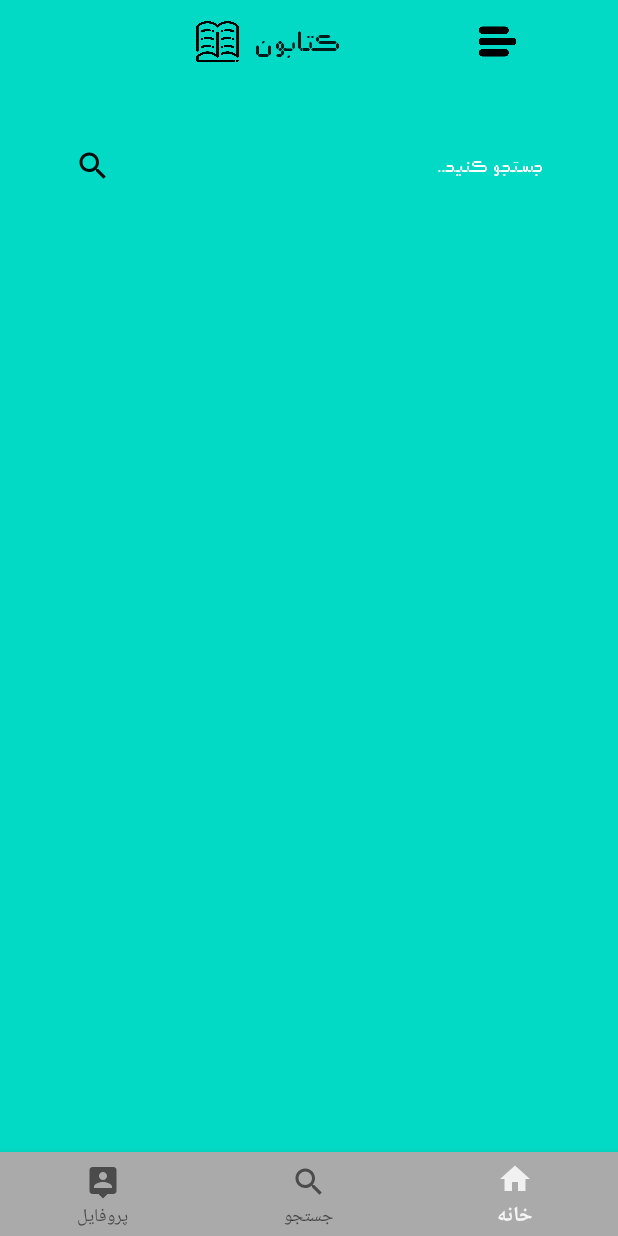
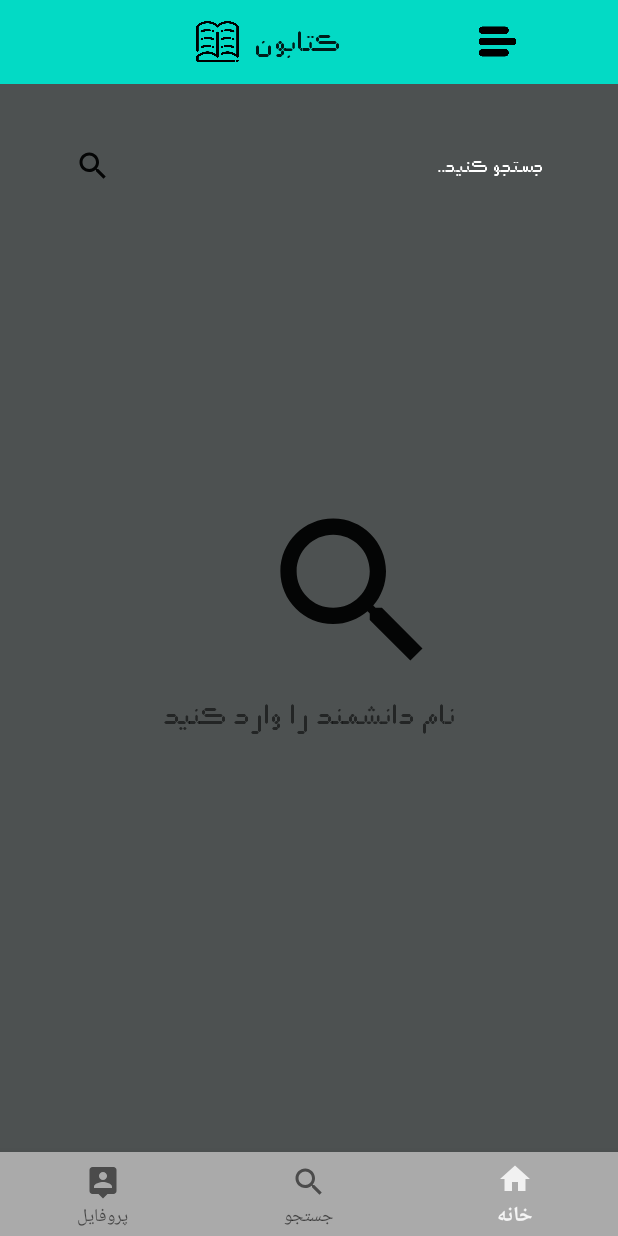
Before and after one commit to AmirMahdi-Novinfar/ScientistProject, an Android app: the fragment Searchefragment placed in its activity, on a phone screen of 412 x 824 dp. Run offline under Robolectric (Android 15) with nearby library versions, the phone set to English and light mode, and no system bars; our stand-ins replace CircleImageView, Picasso; libraries missing offline, so code that uses them is left out: com.duolingo.open, com.sdsmdg.tastytoast; network calls fail; 6 statements that could not run were skipped.

Commit message:
Configure_searchfragment

```diff
--- a/app/src/main/java/com/example/ketaboon/fragment/Searchefragment.java
+++ b/app/src/main/java/com/example/ketaboon/fragment/Searchefragment.java
@@ -1,22 +1,106 @@
 package com.example.ketaboon.fragment;
 
 import android.os.Bundle;
+import android.text.Editable;
+import android.text.TextWatcher;
 import android.view.LayoutInflater;
 import android.view.View;
 import android.view.ViewGroup;
+import android.widget.EditText;
+import android.widget.LinearLayout;
 
 import androidx.annotation.Nullable;
 import androidx.fragment.app.Fragment;
+import androidx.recyclerview.widget.LinearLayoutManager;
+import androidx.recyclerview.widget.RecyclerView;
 
+import com.example.ketaboon.Database.Database;
 import com.example.ketaboon.R;
+import com.example.ketaboon.adaptor.AdapterRecyclerview;
+import com.example.ketaboon.model.Person;
+
+import java.util.ArrayList;
+import java.util.List;
 
 public class Searchefragment extends Fragment {
 
+    EditText txt_search;
+    RecyclerView recyclerView;
+    LinearLayout linearLayout;
+    AdapterRecyclerview adapter;
+    List<Person> personList;
     View bl;
+
     @Nullable
     @Override
     public View onCreateView(LayoutInflater inflater, @Nullable ViewGroup container, Bundle savedInstanceState) {
         bl = inflater.inflate(R.layout.search_fragment, container, false);
+        setupviews();
+        setdataofrecycelers();
+        showbackground();
+        txt_search.addTextChangedListener(new TextWatcher() {
+            @Override
+            public void beforeTextChanged(CharSequence charSequence, int i, int i1, int i2) {
+
+            }
+
+            @Override
+            public void onTextChanged(CharSequence charSequence, int i, int i1, int i2) {
+
+            }
+
+            @Override
+            public void afterTextChanged(Editable editable) {
+                if (editable.toString().trim().isEmpty()) {
+                    showbackground();
+                } else {
+                    hidebackground();
+                    filter(editable.toString());
+                }
+            }
+        });
         return bl;
     }
+
+
+    private void setupviews() {
+
+        txt_search = bl.findViewById(R.id.txt_search);
+        recyclerView = bl.findViewById(R.id.recycler_id_search);
+        linearLayout = bl.findViewById(R.id.search_bg);
+
+    }
+    private void setdataofrecycelers() {
+        Database database = new Database(getActivity());
+        personList = database.getallperson();
+        adapter = new AdapterRecyclerview(getActivity(), personList);
+        recyclerView.setAdapter(adapter);
+        recyclerView.setLayoutManager(new LinearLayoutManager(getActivity()));
+    }
+    private void showbackground() {
+
+        linearLayout.setVisibility(View.VISIBLE);
+        recyclerView.setVisibility(View.GONE);
+
+    }
+    private void hidebackground() {
+
+        linearLayout.setVisibility(View.GONE);
+        recyclerView.setVisibility(View.VISIBLE);
+
+
+    }
+
+
+    private void filter(String text) {
+        List<Person> filterlist = new ArrayList<>();
+
+        for (Person person : personList) {
+            if (person.getName().toLowerCase().contains(text.toLowerCase())) {
+                filterlist.add(person);
+            }
+        }
+        adapter.filterlist(filterlist);
+    }
+
 }
--- a/app/src/main/res/drawable/border.xml
+++ b/app/src/main/res/drawable/border.xml
@@ -4,8 +4,8 @@
    <solid android:color="#2b2b2b" >
    </solid>
 
-   <corners android:topLeftRadius="60dp"
-    android:topRightRadius="60dp"
+   <corners
+android:radius="60dp"
     ></corners>
 
 
--- a/app/src/main/res/layout/search_bg.xml
+++ b/app/src/main/res/layout/search_bg.xml
@@ -1,22 +1,25 @@
 <?xml version="1.0" encoding="utf-8"?>
-<RelativeLayout
-    xmlns:android="http://schemas.android.com/apk/res/android" android:layout_width="match_parent"
+<LinearLayout xmlns:android="http://schemas.android.com/apk/res/android"
+    android:id="@+id/search_bg"
+    android:layout_width="match_parent"
     android:layout_height="match_parent"
-    android:gravity="center" android:background="@color/colorAccent">
+    android:background="#4D5151"
+    android:gravity="center"
+    android:orientation="vertical">
 
     <ImageView
+        android:id="@+id/img_search"
         android:layout_width="130dp"
         android:layout_height="130dp"
-        android:id="@+id/img_search"
         android:layout_marginLeft="30dp"
-        android:src="@drawable/ic_search"
-        ></ImageView>
+        android:src="@drawable/ic_search"></ImageView>
+
     <TextView
         android:layout_width="wrap_content"
         android:layout_height="wrap_content"
-            android:text="نام دانشمند را وارد کنید"
         android:layout_below="@id/img_search"
         android:fontFamily="@font/dfds"
+        android:text="نام دانشمند را وارد کنید"
         android:textSize="20dp"></TextView>
 
-</RelativeLayout>
+</LinearLayout>
--- a/app/src/main/res/layout/search_fragment.xml
+++ b/app/src/main/res/layout/search_fragment.xml
@@ -2,7 +2,10 @@
 <RelativeLayout
     xmlns:android="http://schemas.android.com/apk/res/android" android:layout_width="match_parent"
     android:layout_height="match_parent"
-    android:background="@color/colorAccent">
+    android:background="#626363">
+
+  <include layout="@layout/search_bg"></include>
+
 
   <EditText
       android:layout_width="match_parent"
@@ -22,6 +25,8 @@
      />
 
 
+
+
   <LinearLayout
       android:layout_width="match_parent"
       android:layout_height="match_parent"
@@ -30,7 +35,7 @@
     <androidx.recyclerview.widget.RecyclerView
         android:layout_width="match_parent"
         android:layout_height="match_parent"
-      android:id="@+id/recycler_id">
+      android:id="@+id/recycler_id_search">
 
     </androidx.recyclerview.widget.RecyclerView>
 
```
Also changed, not shown: app/src/main/java/com/example/ketaboon/adaptor/AdapterRecyclerview.java (+8 -1 lines), app/src/main/res/drawable/content_layout_back.xml (added, +10 -0 lines), app/src/main/res/layout/activity_content.xml (+16 -16 lines), app/src/main/res/layout/recyclerlayout.xml (+8 -6 lines). Lines whose indentation alone changed are shown as unchanged.
